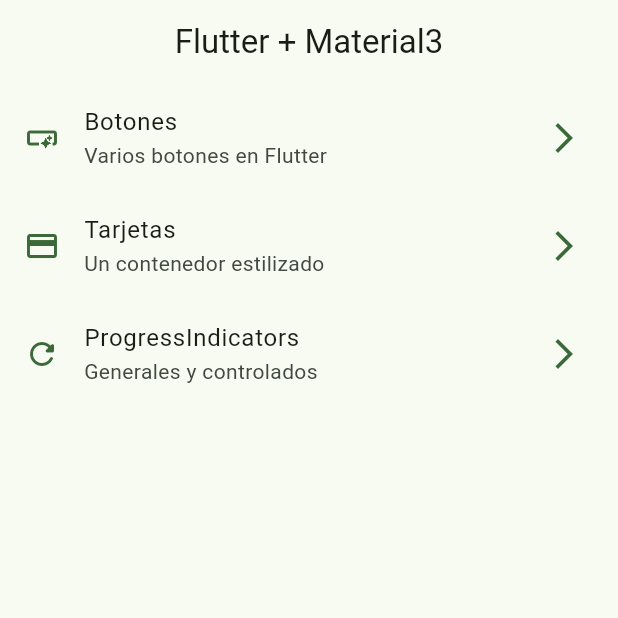
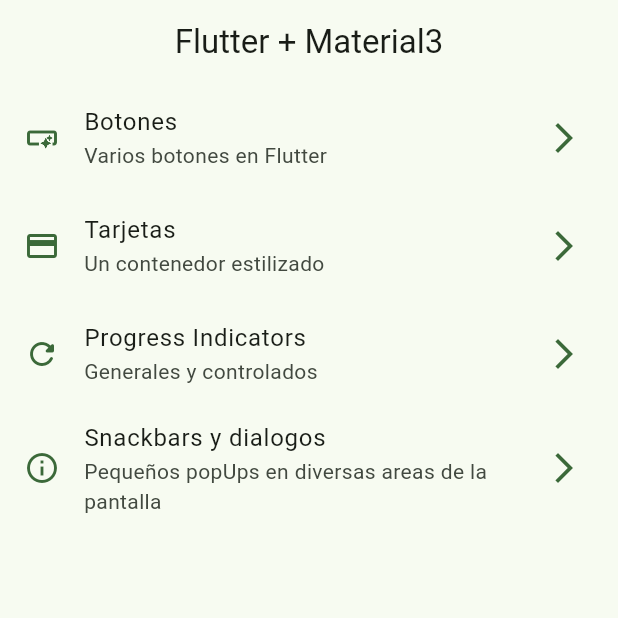
Before and after one commit to dayross/flutter_8, a Flutter app: the screen it shows after launch, on a phone screen of 412 x 824 dp, the top half of it. Run offline on Flutter 3.47's test engine with Material 3 defaults, Android fonts, the light colour scheme and no system bars; our stand-ins replace go_router.

Commit message:
Añadido de pantalla de distintos snackbars y popUps

```diff
--- a/lib/config/menu/menu_items.dart
+++ b/lib/config/menu/menu_items.dart
@@ -25,8 +25,13 @@
       link: '/cards',
       icon: Icons.credit_card),
   MenuItem(
-      title: 'ProgressIndicators',
+      title: 'Progress Indicators',
       subtitle: 'Generales y controlados',
       link: '/progress',
       icon: Icons.refresh_rounded),
+  MenuItem(
+      title: 'Snackbars y dialogos',
+      subtitle: 'Pequeños popUps en diversas areas de la pantalla',
+      link: '/snackbars',
+      icon: Icons.info_outline),
 ];
--- a/lib/config/router/app_router.dart
+++ b/lib/config/router/app_router.dart
@@ -25,5 +25,10 @@
       name: ProgressScreen.name,
       builder: (context, state) => const ProgressScreen(),
     ),
+    GoRoute(
+      path: '/snackbars',
+      name: SnackBarScreen.name,
+      builder: (context, state) => const SnackBarScreen(),
+    ),
   ],
 );
--- a/lib/main.dart
+++ b/lib/main.dart
@@ -12,6 +12,7 @@
   @override
   Widget build(BuildContext context) {
     return MaterialApp.router(
+      title: 'Flutter Widgets',
       routerConfig: appRouter,
       debugShowCheckedModeBanner: false,
       theme: AppTheme(selectedColor: 3).getTheme(),
```
Also changed, not shown: lib/presentation/screens/snackbar/snackbar_screen.dart (+64 -1 lines).
